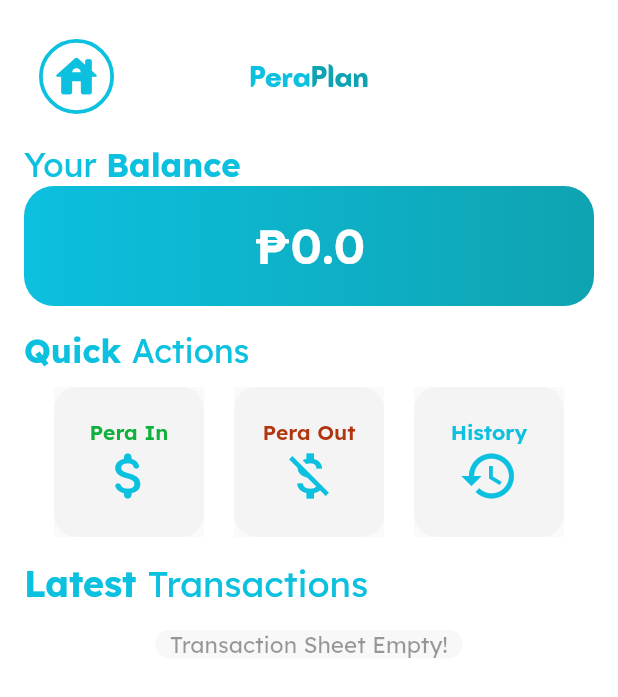
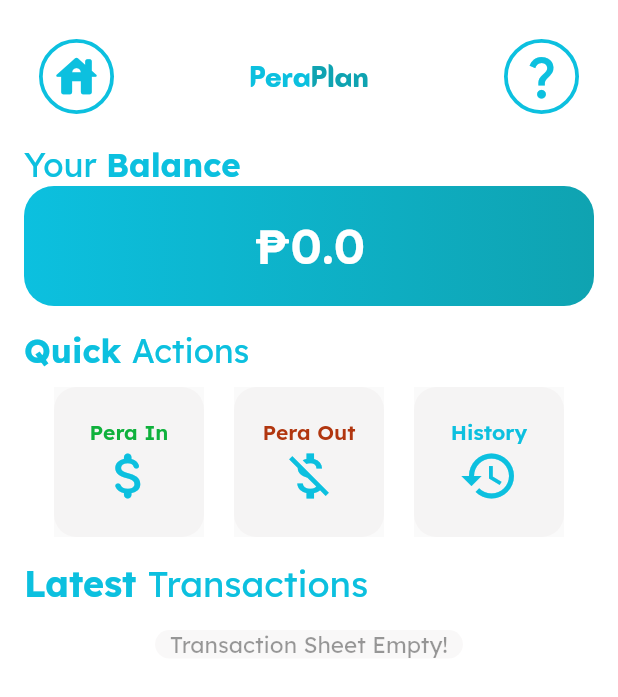
Before and after one commit to Montero-MD/peraplan, a Flutter app: the screen it shows after launch, on a phone screen of 412 x 824 dp. Shown: the top 697 px of the screen. Run offline on Flutter 3.47's test engine with Material 2 defaults, Android fonts, the phone set to English and light mode, and no system bars; our stand-ins replace flutter_multi_formatter, google_fonts, hive, hive_flutter; accounts and stored records are empty.

```diff
--- a/lib/components/heading_section.dart
+++ b/lib/components/heading_section.dart
@@ -4,7 +4,6 @@ import 'package:peraplan/utils/styles.dart';
 
 class HeadingSection extends StatelessWidget {
   const HeadingSection({Key? key});
-
   @override
   Widget build(BuildContext context) {
     return Row(
@@ -19,7 +18,6 @@ class HeadingSection extends StatelessWidget {
                 },
                 transitionDuration:
                     const Duration(milliseconds: 100), // Set a shorter duration
-
                 transitionsBuilder:
                     (context, animation, secondaryAnimation, child) {
                   const Offset begin = Offset(-1.0, 0.0);
@@ -76,11 +74,11 @@ class HeadingSection extends StatelessWidget {
             padding: const EdgeInsets.all(5),
             decoration: BoxDecoration(
               shape: BoxShape.circle, // Make the container circular
-              border: Border.all(width: 2.5, color: white),
+              border: Border.all(width: 2.5, color: hlblue),
             ),
             child: Icon(
               Icons.question_mark,
-              color: white,
+              color: hlblue,
               size: 35,
             ),
           ),
--- a/lib/pages/splash.dart
+++ b/lib/pages/splash.dart
@@ -5,7 +5,6 @@ import 'package:peraplan/utils/styles.dart';
 
 class Splash extends StatefulWidget {
   const Splash({super.key});
-
   @override
   State<Splash> createState() => _SplashState();
 }
```
